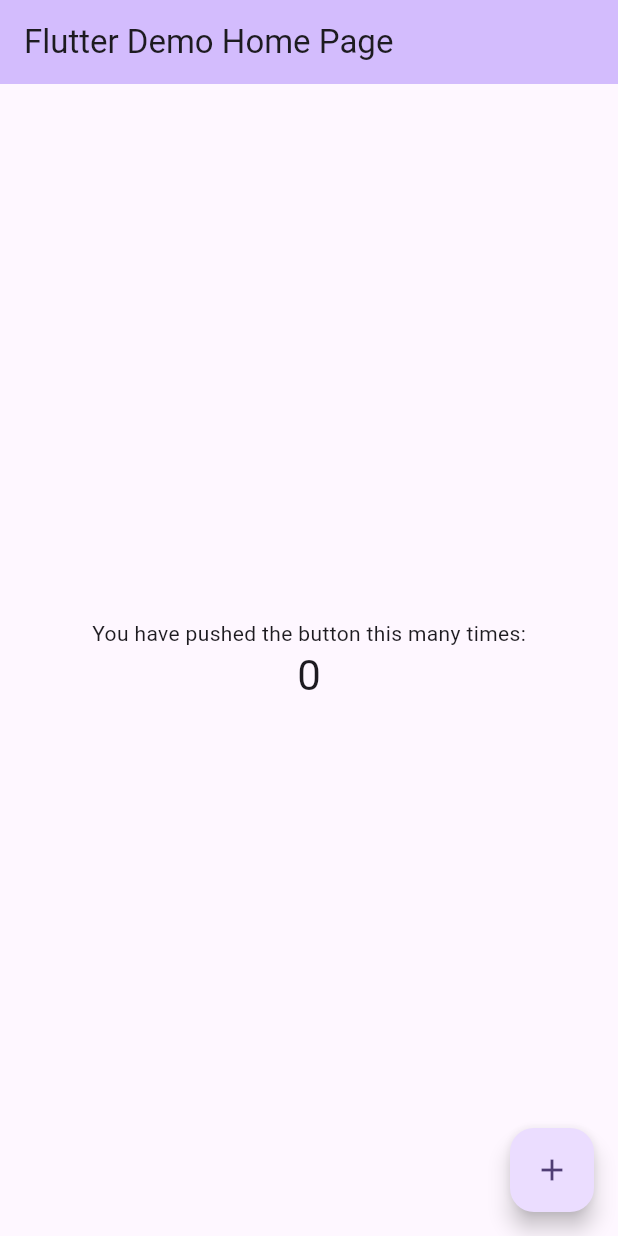
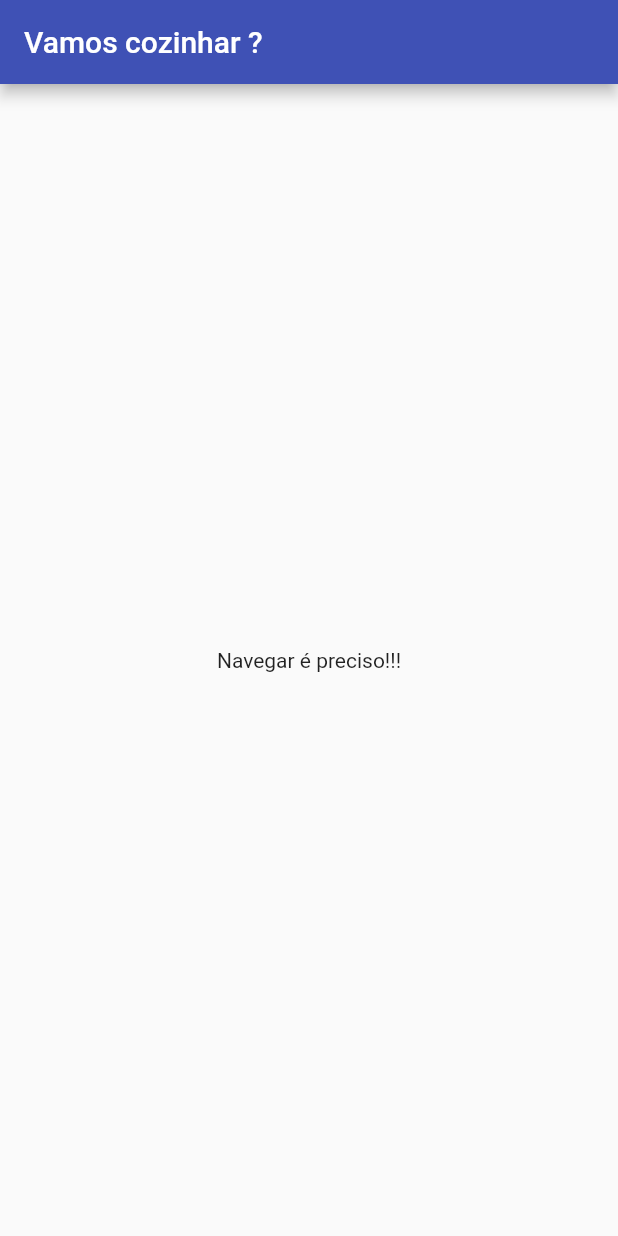
Before and after one commit to Felipe678/meals, a Flutter app: the screen it shows after launch, on a phone screen of 412 x 824 dp. Run offline on Flutter 3.47's test engine with Material 2 defaults, Android fonts, the phone set to English and light mode, and no system bars.

```diff
--- a/lib/main.dart
+++ b/lib/main.dart
@@ -1,125 +1,39 @@
 import 'package:flutter/material.dart';
 
-void main() {
-  runApp(const MyApp());
-}
+void main() => runApp(const MyApp());
 
 class MyApp extends StatelessWidget {
   const MyApp({super.key});
 
-  // This widget is the root of your application.
   @override
   Widget build(BuildContext context) {
     return MaterialApp(
-      title: 'Flutter Demo',
+      title: 'Vamos Cozinhar?',
       theme: ThemeData(
-        // This is the theme of your application.
-        //
-        // TRY THIS: Try running your application with "flutter run". You'll see
-        // the application has a blue toolbar. Then, without quitting the app,
-        // try changing the seedColor in the colorScheme below to Colors.green
-        // and then invoke "hot reload" (save your changes or press the "hot
-        // reload" button in a Flutter-supported IDE, or press "r" if you used
-        // the command line to start the app).
-        //
-        // Notice that the counter didn't reset back to zero; the application
-        // state is not lost during the reload. To reset the state, use hot
-        // restart instead.
-        //
-        // This works for code too, not just values: Most code changes can be
-        // tested with just a hot reload.
-        colorScheme: ColorScheme.fromSeed(seedColor: Colors.deepPurple),
-        useMaterial3: true,
+        primarySwatch: Colors.indigo,
       ),
-      home: const MyHomePage(title: 'Flutter Demo Home Page'),
+      home: const MyHomePage(),
     );
   }
 }
 
 class MyHomePage extends StatefulWidget {
-  const MyHomePage({super.key, required this.title});
-
-  // This widget is the home page of your application. It is stateful, meaning
-  // that it has a State object (defined below) that contains fields that affect
-  // how it looks.
-
-  // This class is the configuration for the state. It holds the values (in this
-  // case the title) provided by the parent (in this case the App widget) and
-  // used by the build method of the State. Fields in a Widget subclass are
-  // always marked "final".
-
-  final String title;
+  const MyHomePage({super.key});
 
   @override
   State<MyHomePage> createState() => _MyHomePageState();
 }
 
 class _MyHomePageState extends State<MyHomePage> {
-  int _counter = 0;
-
-  void _incrementCounter() {
-    setState(() {
-      // This call to setState tells the Flutter framework that something has
-      // changed in this State, which causes it to rerun the build method below
-      // so that the display can reflect the updated values. If we changed
-      // _counter without calling setState(), then the build method would not be
-      // called again, and so nothing would appear to happen.
-      _counter++;
-    });
-  }
-
   @override
   Widget build(BuildContext context) {
-    // This method is rerun every time setState is called, for instance as done
-    // by the _incrementCounter method above.
-    //
-    // The Flutter framework has been optimized to make rerunning build methods
-    // fast, so that you can just rebuild anything that needs updating rather
-    // than having to individually change instances of widgets.
     return Scaffold(
       appBar: AppBar(
-        // TRY THIS: Try changing the color here to a specific color (to
-        // Colors.amber, perhaps?) and trigger a hot reload to see the AppBar
-        // change color while the other colors stay the same.
-        backgroundColor: Theme.of(context).colorScheme.inversePrimary,
-        // Here we take the value from the MyHomePage object that was created by
-        // the App.build method, and use it to set our appbar title.
-        title: Text(widget.title),
+        title: const Text('Vamos cozinhar ?'),
       ),
-      body: Center(
-        // Center is a layout widget. It takes a single child and positions it
-        // in the middle of the parent.
-        child: Column(
-          // Column is also a layout widget. It takes a list of children and
-          // arranges them vertically. By default, it sizes itself to fit its
-          // children horizontally, and tries to be as tall as its parent.
-          //
-          // Column has various properties to control how it sizes itself and
-          // how it positions its children. Here we use mainAxisAlignment to
-          // center the children vertically; the main axis here is the vertical
-          // axis because Columns are vertical (the cross axis would be
-          // horizontal).
-          //
-          // TRY THIS: Invoke "debug painting" (choose the "Toggle Debug Paint"
-          // action in the IDE, or press "p" in the console), to see the
-          // wireframe for each widget.
-          mainAxisAlignment: MainAxisAlignment.center,
-          children: <Widget>[
-            const Text(
-              'You have pushed the button this many times:',
-            ),
-            Text(
-              '$_counter',
-              style: Theme.of(context).textTheme.headlineMedium,
-            ),
-          ],
-        ),
+      body: const Center(
+        child: Text('Navegar é preciso!!!'),
       ),
-      floatingActionButton: FloatingActionButton(
-        onPressed: _incrementCounter,
-        tooltip: 'Increment',
-        child: const Icon(Icons.add),
-      ), // This trailing comma makes auto-formatting nicer for build methods.
     );
   }
 }
```
Also changed, not shown: lib/data/dummy_data.dart (added, +56 -0 lines), lib/models/category.dart (added, +13 -0 lines), lib/screens/categories_screen.dart (added, +18 -0 lines).
